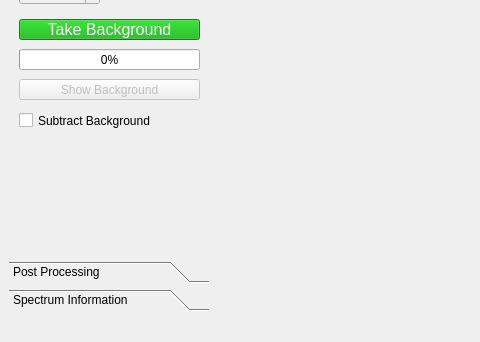
This is windows/HR4000.ui in CU-PWFA/photoDAQ as Qt 5 draws it before an edit; both pictures show x 0 to 480 and y 258 to 600 of the 1005 by 600 pixel window. The edited form follows.
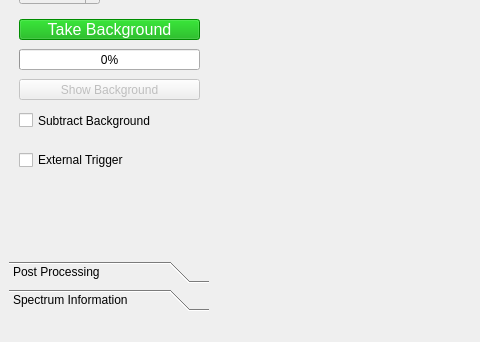
This is the edited form.

Diff of the .ui file:
```diff
--- a/windows/HR4000.ui
+++ b/windows/HR4000.ui
@@ -55,7 +55,7 @@
          <x>0</x>
          <y>0</y>
          <width>200</width>
-         <height>445</height>
+         <height>442</height>
         </rect>
        </property>
        <attribute name="label">
@@ -290,6 +290,19 @@
          <string>Subtract Background</string>
         </property>
        </widget>
+       <widget class="QCheckBox" name="triggerCheck">
+        <property name="geometry">
+         <rect>
+          <x>10</x>
+          <y>370</y>
+          <width>151</width>
+          <height>22</height>
+         </rect>
+        </property>
+        <property name="text">
+         <string>External Trigger</string>
+        </property>
+       </widget>
       </widget>
       <widget class="QWidget" name="postPage">
        <property name="geometry">
```
Left out of the diff: 12 changed lines with no effect on the pictures.
